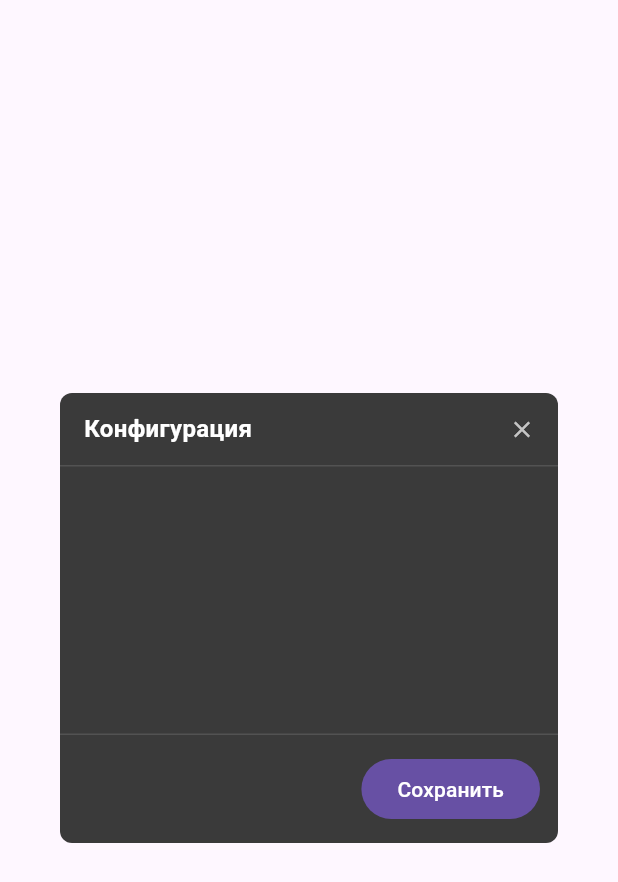
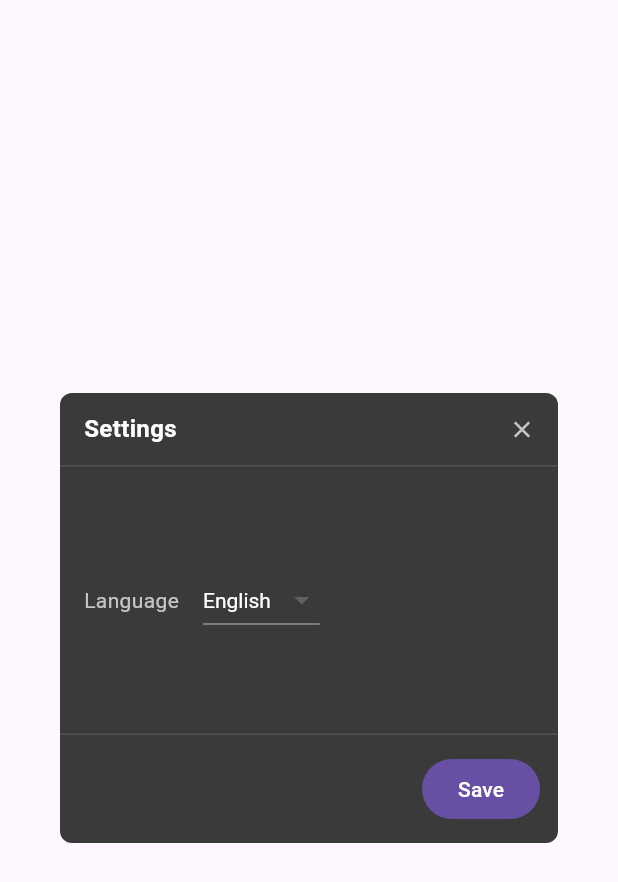
Before and after one commit to shda/StickyNotesViewer, a Flutter app: the ConfigDialog widget shown alone on an empty page, opened directly, on a phone screen of 412 x 824 dp. Shown: the top 882 px of the screen. Run offline on Flutter 3.47's test engine with Material 3 defaults, Android fonts, the phone set to English and light mode, and no system bars; our stand-ins replace easy_localization, file_picker, flutter_markdown_plus.

Commit message:
feat(i18n): implement multi-language support
Integrate `easy_localization` to enable internationalization across
the application.

- Add `easy_localization` dependency and configure translation assets.
- Implement `AppSettings` to persist and load the user's preferred
  language code.
- Update `ManagerApp`, `ViewerApp`, and `ConfigDialog` to use localized
  strings.
- Add a language selection dropdown to the configuration dialog.
- Refactor hardcoded strings in `TitleBar` and `ViewerApp` to use
  translation keys.

```diff
--- /dev/null
+++ b/assets/translations/en.json
@@ -0,0 +1,13 @@
+{
+  "open_file": "Open file",
+  "new_window": "New window",
+  "pick_file_dialog_title": "Open Markdown file",
+  "empty_note": "Open a Markdown file",
+  "close": "Close",
+  "watch_on": "Disable file tracking",
+  "watch_off": "Enable file tracking",
+  "config": "Settings",
+  "save": "Save",
+  "language": "Language",
+  "app_title": "Sticky Notes Viewer"
+}
--- /dev/null
+++ b/lib/app_settings.dart
@@ -0,0 +1,45 @@
+import 'dart:convert';
+import 'dart:io';
+
+import 'notes_store.dart';
+
+const kSupportedLanguageCodes = ['en', 'ru'];
+
+const kDefaultLanguageCode = 'en';
+
+class AppSettings {
+  AppSettings._(this._file);
+
+  final File _file;
+
+  static Future<AppSettings> open() async {
+    final dir = appDataDirectory();
+    await dir.create(recursive: true);
+    return AppSettings._(
+        File('${dir.path}${Platform.pathSeparator}settings.json'));
+  }
+
+  Future<String> loadLanguageCode() async {
+    try {
+      if (!await _file.exists()) {
+        return kDefaultLanguageCode;
+      }
+      final json =
+          jsonDecode(await _file.readAsString()) as Map<String, dynamic>;
+      final code = json['language'] as String?;
+      if (code != null && kSupportedLanguageCodes.contains(code)) {
+        return code;
+      }
+    } catch (_) {}
+    return kDefaultLanguageCode;
+  }
+
+  Future<void> saveLanguageCode(String code) async {
+    if (!kSupportedLanguageCodes.contains(code)) {
+      return;
+    }
+    try {
+      await _file.writeAsString(jsonEncode({'language': code}));
+    } catch (_) {}
+  }
+}
--- a/lib/notes_store.dart
+++ b/lib/notes_store.dart
@@ -45,7 +45,7 @@ class NoteEntry {
   }
 }
 
-Directory _dataDirectory() {
+Directory appDataDirectory() {
   if (Platform.isWindows) {
     final appData = Platform.environment['APPDATA'];
     final base = (appData != null && appData.isNotEmpty)
@@ -68,7 +68,7 @@ class NotesStore {
   final File _file;
 
   static Future<NotesStore> open() async {
-    final dir = _dataDirectory();
+    final dir = appDataDirectory();
     await dir.create(recursive: true);
     return NotesStore._(File('${dir.path}${Platform.pathSeparator}notes.json'));
   }
--- a/lib/widgets/config_dialog.dart
+++ b/lib/widgets/config_dialog.dart
@@ -1,4 +1,7 @@
+import 'package:easy_localization/easy_localization.dart';
 import 'package:flutter/material.dart';
+
+import '../app_settings.dart';
 
 Future<void> showConfigDialog(BuildContext context) {
   return showDialog<void>(
@@ -12,7 +15,10 @@ class ConfigDialog extends StatelessWidget {
 
   @override
   Widget build(BuildContext context) {
-    return Dialog(
+    return Listener(
+      onPointerDown: (_) => debugPrint('DLG_PTR_DOWN'),
+      onPointerUp: (_) => debugPrint('DLG_PTR_UP'),
+      child: Dialog(
       backgroundColor: const Color(0xFF3A3A3A),
       shape: RoundedRectangleBorder(borderRadius: BorderRadius.circular(8)),
       child: SizedBox(
@@ -22,11 +28,11 @@ class ConfigDialog extends StatelessWidget {
           children: [
             Row(
               children: [
-                const Padding(
-                  padding: EdgeInsets.only(left: 16),
+                Padding(
+                  padding: const EdgeInsets.only(left: 16),
                   child: Text(
-                    'Конфигурация',
-                    style: TextStyle(
+                    'config'.tr(),
+                    style: const TextStyle(
                       color: Colors.white,
                       fontSize: 16,
                       fontWeight: FontWeight.w600,
@@ -35,28 +41,76 @@ class ConfigDialog extends StatelessWidget {
                 ),
                 const Spacer(),
                 IconButton(
-                  tooltip: 'Закрыть',
+                  tooltip: 'close'.tr(),
                   onPressed: () => Navigator.of(context).pop(),
                   icon: const Icon(Icons.close, size: 18, color: Colors.white70),
                 ),
               ],
             ),
             const Divider(color: Colors.white12, height: 1),
-            const Expanded(child: SizedBox()),
+            Expanded(
+              child: Padding(
+                padding: const EdgeInsets.all(16),
+                child: Row(
+                  children: [
+                    Text(
+                      'language'.tr(),
+                      style: const TextStyle(color: Colors.white70, fontSize: 14),
+                    ),
+                    const SizedBox(width: 16),
+                    DropdownButton<String>(
+                      dropdownColor: const Color(0xFF4A4A4A),
+                      style: const TextStyle(color: Colors.white, fontSize: 14),
+                      value: context.locale.languageCode,
+                      items: kSupportedLanguageCodes
+                          .map(
+                            (code) => DropdownMenuItem<String>(
+                              value: code,
+                              child: Text(_languageName(code)),
+                            ),
+                          )
+                          .toList(),
+                      onChanged: (code) async {
+                        if (code == null) {
+                          return;
+                        }
+                        await context.setLocale(Locale(code));
+                        await AppSettings.open()
+                            .then((s) => s.saveLanguageCode(code));
+                      },
+                    ),
+                  ],
+                ),
+              ),
+            ),
             const Divider(color: Colors.white12, height: 1),
             Padding(
               padding: const EdgeInsets.all(12),
               child: Align(
                 alignment: Alignment.centerRight,
                 child: FilledButton(
-                  onPressed: () => Navigator.of(context).pop(),
-                  child: const Text('Сохранить'),
+                  onPressed: () {
+                    debugPrint('DLG_SAVE_TAP');
+                    Navigator.of(context).pop();
+                  },
+                  child: Text('save'.tr()),
                 ),
               ),
             ),
           ],
         ),
+        ),
       ),
     );
   }
+
+  String _languageName(String code) {
+    switch (code) {
+      case 'ru':
+        return 'Русский';
+      case 'en':
+      default:
+        return 'English';
+    }
+  }
 }
--- a/pubspec.yaml
+++ b/pubspec.yaml
@@ -9,6 +9,7 @@ environment:
 dependencies:
   desktop_multi_window:
     path: third_party/desktop_multi_window
+  easy_localization: ^3.0.8
   file_picker: ^12.0.0
   flutter:
     sdk: flutter
@@ -21,3 +22,5 @@ dev_dependencies:
 
 flutter:
   uses-material-design: true
+  assets:
+    - assets/translations/
```
Also changed, not shown: assets/translations/ru.json (added, +13 -0 lines), lib/main.dart (+17 -5 lines), lib/manager_app.dart (+7 -1 lines), lib/viewer_app.dart (+16 -10 lines), lib/widgets/title_bar.dart (+5 -4 lines), pubspec.lock, third_party/desktop_multi_window/pubspec.lock (added), 2 other files.
